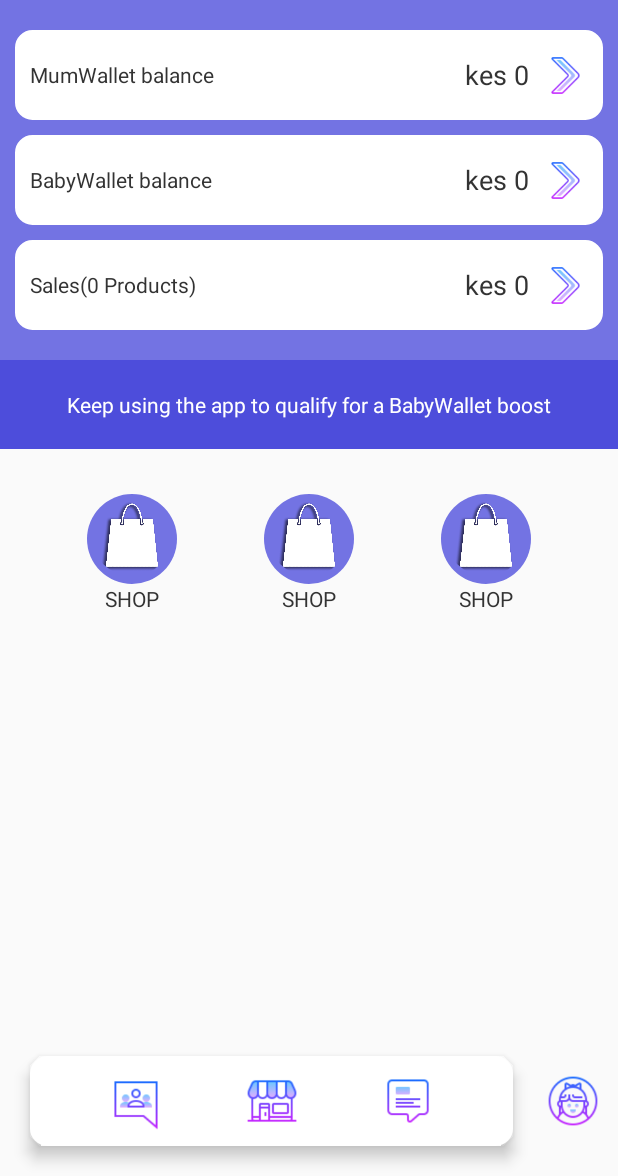
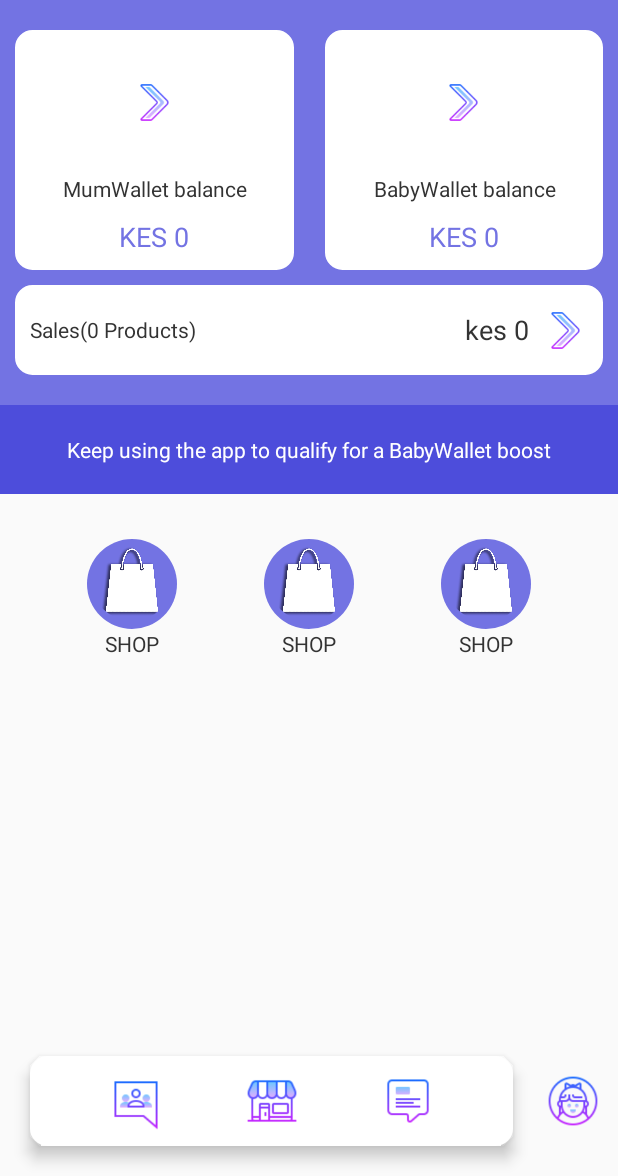
Before and after one commit to BerjisTech/mumtomum, an Android app: the screen it shows after launch once a user with an empty profile is signed in (WelcomeActivity), on a phone screen of 412 x 824 dp, the part 60-1236 px from its top. Run offline under Robolectric (Android 15) with nearby library versions, the phone set to English and light mode, and no system bars; our stand-ins replace CircleImageView, Firebase (no records; nobody signed in at launch, a user with empty details on screens opened directly); libraries missing offline, so code that uses them is left out: com.theartofdev.edmodo.

Commit message:
activity_welcome.xml layout rearrangement

```diff
--- a/app/src/main/res/layout/activity_welcome.xml
+++ b/app/src/main/res/layout/activity_welcome.xml
@@ -46,100 +46,97 @@
             <View
                 android:id="@+id/bgView1"
                 android:layout_width="0dp"
-                android:layout_height="60dp"
+                android:layout_height="160dp"
+                android:layout_marginStart="10dp"
+                android:layout_marginTop="10dp"
+                android:layout_marginEnd="10dp"
+                android:background="@drawable/round_border_white"
+                app:layout_constraintEnd_toStartOf="@id/half"
+                app:layout_constraintStart_toStartOf="@id/topView"
+                app:layout_constraintTop_toTopOf="@id/topView" />
+
+            <ImageView
+                android:id="@+id/mumWalletImage"
+                android:layout_width="30dp"
+                android:layout_height="30dp"
+                android:src="@drawable/chevron_right"
+                app:layout_constraintBottom_toTopOf="@+id/mumWalletText"
+                app:layout_constraintEnd_toEndOf="@id/bgView1"
+                app:layout_constraintStart_toStartOf="@id/bgView1"
+                app:layout_constraintTop_toTopOf="@id/bgView1" />
+
+            <TextView
+                android:id="@+id/mumWalletText"
+                android:layout_width="0dp"
+                android:layout_height="wrap_content"
+                android:layout_marginBottom="10dp"
+                android:gravity="center"
+                android:text="MumWallet balance"
+                android:textColor="#333333"
+                app:layout_constraintBottom_toTopOf="@+id/mumWalletBalance"
+                app:layout_constraintEnd_toEndOf="@+id/bgView1"
+                app:layout_constraintStart_toStartOf="@id/bgView1" />
+
+            <TextView
+                android:id="@+id/mumWalletBalance"
+                android:layout_width="wrap_content"
+                android:layout_height="0dp"
+                android:layout_marginBottom="10dp"
+                android:gravity="center"
+                android:text="KES 0"
+                android:textColor="@color/colorPrimary"
+                android:textSize="18sp"
+                app:layout_constraintBottom_toBottomOf="@+id/bgView1"
+                app:layout_constraintEnd_toEndOf="@+id/bgView1"
+                app:layout_constraintStart_toStartOf="@id/bgView1" />
+
+
+            <View
+                android:id="@+id/bgView2"
+                android:layout_width="0dp"
+                android:layout_height="160dp"
                 android:layout_marginStart="10dp"
                 android:layout_marginTop="10dp"
                 android:layout_marginEnd="10dp"
                 android:background="@drawable/round_border_white"
                 app:layout_constraintEnd_toEndOf="@id/topView"
-                app:layout_constraintStart_toStartOf="@id/topView"
+                app:layout_constraintStart_toEndOf="@id/half"
                 app:layout_constraintTop_toTopOf="@id/topView" />
 
-            <TextView
-                android:id="@+id/mumWalletText"
-                android:layout_width="0dp"
-                android:layout_height="0dp"
-                android:layout_marginStart="10dp"
-                android:gravity="center|start"
-                android:text="MumWallet balance"
-                android:textColor="#333333"
-                app:layout_constraintBottom_toBottomOf="@id/bgView1"
-                app:layout_constraintEnd_toStartOf="@+id/mumWalletBalance"
-                app:layout_constraintStart_toStartOf="@id/bgView1"
-                app:layout_constraintTop_toTopOf="@id/bgView1" />
-
-            <TextView
-                android:id="@+id/mumWalletBalance"
-                android:layout_width="wrap_content"
-                android:layout_height="0dp"
-                android:layout_marginStart="10dp"
-                android:layout_marginEnd="10dp"
-                android:gravity="center"
-                android:text="kes 0"
-                android:textColor="#333333"
-                android:textSize="18sp"
-                app:layout_constraintBottom_toBottomOf="@id/bgView1"
-                app:layout_constraintEnd_toStartOf="@+id/mumWalletArrow"
-                app:layout_constraintTop_toTopOf="@id/bgView1" />
-
             <ImageView
-                android:id="@+id/mumWalletArrow"
+                android:id="@+id/babyWalletImage"
                 android:layout_width="30dp"
                 android:layout_height="30dp"
-                android:layout_marginEnd="10dp"
                 android:src="@drawable/chevron_right"
-                app:layout_constraintBottom_toBottomOf="@id/bgView1"
-                app:layout_constraintEnd_toEndOf="@id/bgView1"
-                app:layout_constraintTop_toTopOf="@id/bgView1" />
-
-            <View
-                android:id="@+id/bgView2"
-                android:layout_width="0dp"
-                android:layout_height="60dp"
-                android:layout_marginStart="10dp"
-                android:layout_marginTop="10dp"
-                android:layout_marginEnd="10dp"
-                android:background="@drawable/round_border_white"
-                app:layout_constraintEnd_toEndOf="@id/topView"
-                app:layout_constraintStart_toStartOf="@id/topView"
-                app:layout_constraintTop_toBottomOf="@id/bgView1" />
+                app:layout_constraintBottom_toTopOf="@+id/babyWalletText"
+                app:layout_constraintEnd_toEndOf="@id/bgView2"
+                app:layout_constraintStart_toStartOf="@+id/bgView2"
+                app:layout_constraintTop_toTopOf="@+id/bgView2" />
 
             <TextView
                 android:id="@+id/babyWalletText"
                 android:layout_width="0dp"
-                android:layout_height="0dp"
-                android:layout_marginStart="10dp"
-                android:gravity="center|start"
+                android:layout_height="wrap_content"
+                android:layout_marginBottom="10dp"
+                android:gravity="center"
                 android:text="BabyWallet balance"
                 android:textColor="#333333"
-                app:layout_constraintBottom_toBottomOf="@id/bgView2"
-                app:layout_constraintEnd_toStartOf="@+id/babyWalletBalance"
                 app:layout_constraintStart_toStartOf="@id/bgView2"
-                app:layout_constraintTop_toTopOf="@id/bgView2" />
+                app:layout_constraintEnd_toEndOf="@+id/bgView2"
+                app:layout_constraintBottom_toTopOf="@id/babyWalletBalance" />
 
             <TextView
                 android:id="@+id/babyWalletBalance"
                 android:layout_width="wrap_content"
-                android:layout_height="0dp"
-                android:layout_marginStart="10dp"
-                android:layout_marginEnd="10dp"
+                android:layout_height="wrap_content"
+                android:layout_marginBottom="10dp"
                 android:gravity="center"
-                android:text="kes 0"
-                android:textColor="#333333"
+                android:text="KES 0"
+                android:textColor="@color/colorPrimary"
                 android:textSize="18sp"
-                app:layout_constraintBottom_toBottomOf="@id/bgView2"
-                app:layout_constraintEnd_toStartOf="@+id/babyWalletArrow"
-                app:layout_constraintTop_toTopOf="@id/bgView2" />
-
-            <ImageView
-                android:id="@+id/babyWalletArrow"
-                android:layout_width="30dp"
-                android:layout_height="30dp"
-                android:layout_marginEnd="10dp"
-                android:src="@drawable/chevron_right"
-                app:layout_constraintBottom_toBottomOf="@id/bgView2"
-                app:layout_constraintEnd_toEndOf="@id/bgView2"
-                app:layout_constraintTop_toTopOf="@id/bgView2" />
+                app:layout_constraintStart_toStartOf="@id/bgView2"
+                app:layout_constraintEnd_toEndOf="@+id/bgView2"
+                app:layout_constraintBottom_toBottomOf="@id/bgView2" />
 
             <View
                 android:id="@+id/bgView3"
@@ -271,8 +268,17 @@
                 app:layout_constraintStart_toStartOf="@id/baby"
                 app:layout_constraintTop_toBottomOf="@id/baby" />
 
+            <View
+                android:id="@+id/half"
+                android:layout_width="0.01dp"
+                android:layout_height="0.01dp"
+                app:layout_constraintBottom_toBottomOf="parent"
+                app:layout_constraintEnd_toEndOf="parent"
+                app:layout_constraintStart_toStartOf="parent" />
+
         </androidx.constraintlayout.widget.ConstraintLayout>
     </ScrollView>
+
     <ImageView
         android:id="@+id/profile"
         android:layout_width="40dp"
@@ -288,8 +294,8 @@
         android:layout_width="0dp"
         android:layout_height="60dp"
         android:layout_marginStart="20dp"
+        android:layout_marginEnd="20dp"
         android:layout_marginBottom="20dp"
-        android:layout_marginEnd="20dp"
         android:background="@drawable/round_border_white"
         android:elevation="6dp"
         app:layout_constraintBottom_toBottomOf="parent"
```
